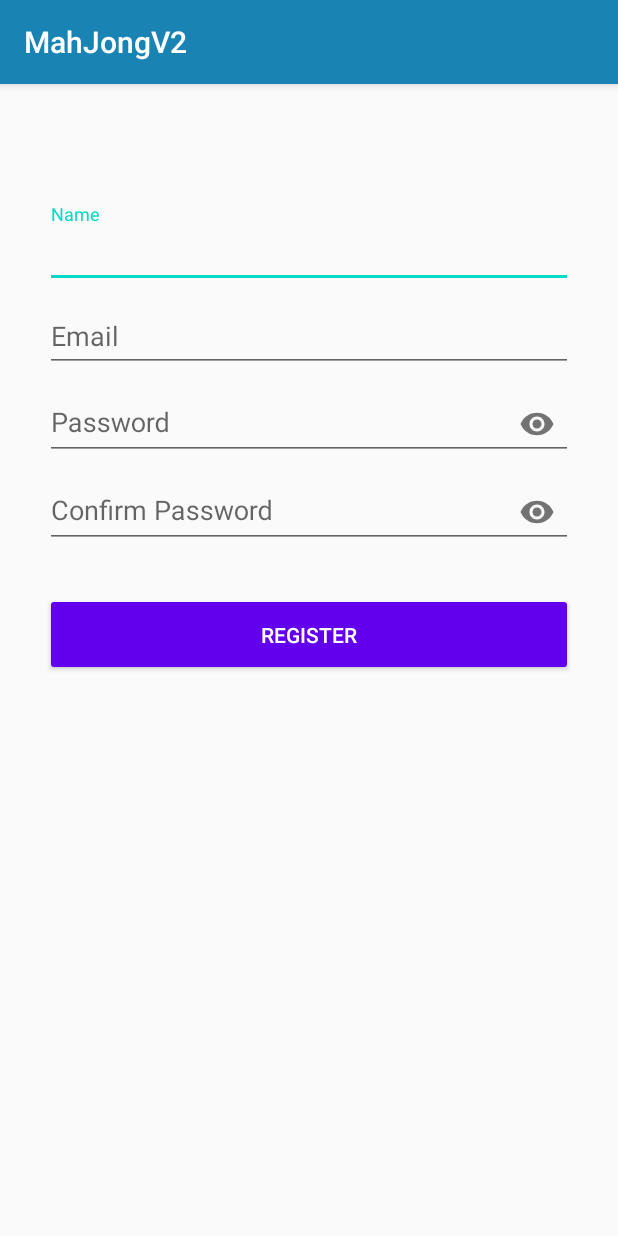
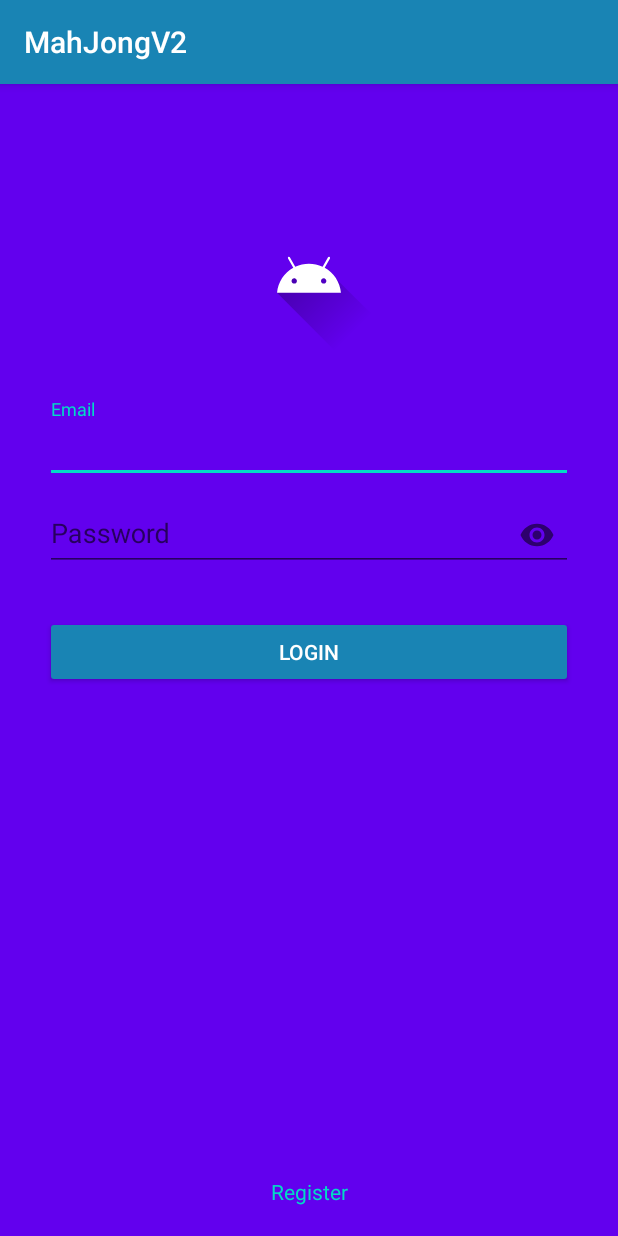
Before and after one commit to icpc0928/Android_MahJongV2, an Android app: the screen it shows after launch (RegisterActivity before the commit, LoginActivity after it), on a phone screen of 412 x 824 dp. Run offline under Robolectric (Android 15) with nearby library versions, the phone set to English and light mode, and no system bars; our stand-ins replace Volley.

Commit message:
Act: register login 可以在資料庫創帳號 及 用帳號登入

```diff
--- a/app/src/main/java/com/example/mahjongv2/RegisterActivity.java
+++ b/app/src/main/java/com/example/mahjongv2/RegisterActivity.java
@@ -68,12 +68,11 @@ public class RegisterActivity extends AppCompatActivity {
                     @Override
                     public void onResponse(String response) {
                         try{
-                            Log.v("leo",response);
+                            Log.v("leo","Regist response = "+response);
                             JSONObject jsonObject = new JSONObject(response);
                             String success = jsonObject.getString("success");
 
                             if(success.equals("1")){
-                                Log.v("leo","debug2");
                                 Toast.makeText(RegisterActivity.this,"Register Success!",Toast.LENGTH_SHORT).show();
                             }
 
--- /dev/null
+++ b/app/src/main/res/layout/activity_login.xml
@@ -0,0 +1,86 @@
+<?xml version="1.0" encoding="utf-8"?>
+<RelativeLayout
+    xmlns:android="http://schemas.android.com/apk/res/android"
+    xmlns:app="http://schemas.android.com/apk/res-auto"
+    xmlns:tools="http://schemas.android.com/tools"
+    android:layout_width="match_parent"
+    android:layout_height="match_parent"
+    android:background="@color/colorPrimary"
+    android:paddingLeft="30dp"
+    android:paddingRight="30dp"
+    android:paddingTop="80dp"
+
+    tools:context=".LoginActivity">
+
+    <ImageView
+        android:id="@+id/logo"
+        android:src="@drawable/ic_launcher_foreground"
+        android:layout_marginBottom="30dp"
+        android:layout_width="match_parent"
+        android:layout_height="100dp"
+        />
+
+    <com.google.android.material.textfield.TextInputLayout
+        android:id="@+id/layoutemail"
+        android:layout_width="match_parent"
+        android:layout_height="wrap_content"
+        android:layout_below="@id/logo"
+        >
+        <EditText
+            android:id="@+id/email"
+            android:layout_width="match_parent"
+            android:layout_height="wrap_content"
+            android:hint="Email"
+            android:inputType="textEmailAddress"
+            android:textColor="@color/colorText"
+            />
+    </com.google.android.material.textfield.TextInputLayout>
+    <com.google.android.material.textfield.TextInputLayout
+        android:id="@+id/layoutpassword"
+        android:layout_width="match_parent"
+        android:layout_height="wrap_content"
+        android:layout_below="@id/layoutemail"
+        app:passwordToggleEnabled="true"
+        >
+        <EditText
+            android:id="@+id/password"
+            android:layout_width="match_parent"
+            android:layout_height="wrap_content"
+            android:hint="Password"
+            android:inputType="textPassword"
+            android:textColor="@color/colorText"
+            />
+    </com.google.android.material.textfield.TextInputLayout>
+    <ProgressBar
+        android:id="@+id/loading"
+        android:layout_marginTop="35dp"
+        android:layout_below="@id/layoutpassword"
+        android:layout_width="match_parent"
+        android:layout_height="wrap_content"
+        android:visibility="gone"/>
+    <Button
+        android:id="@+id/btn_login"
+        android:layout_below="@id/layoutpassword"
+        android:layout_width="match_parent"
+        android:layout_height="wrap_content"
+        android:layout_marginTop="30dp"
+        android:backgroundTint="@color/colorPrimary2"
+        android:text="LOGIN"
+        android:textColor="@color/colorText"/>
+    <TextView
+        android:id="@+id/link_regist"
+        android:layout_marginBottom="20dp"
+        android:gravity="center"
+        android:textColor="@color/colorAccent"
+        android:text="Register"
+        android:layout_alignParentBottom="true"
+        android:layout_width="match_parent"
+        android:layout_height="wrap_content"
+        />
+
+
+
+
+
+
+</RelativeLayout>
```
Also changed, not shown: app/src/main/AndroidManifest.xml (+5 -4 lines), app/src/main/java/com/example/mahjongv2/LoginActivity.java (added, +154 -0 lines).
